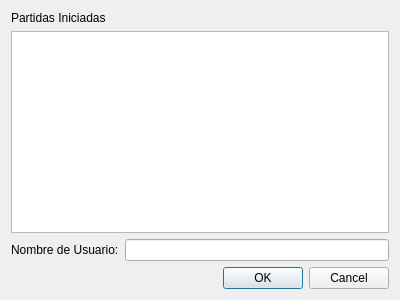
Above: qt_views/client_views/joinView.ui from facundotorraca/micromachines before the change. Below: the same form after it.
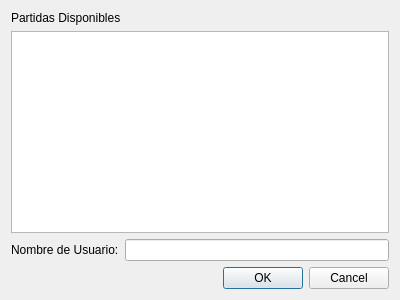
That is the form after the change.

Commit message: Add error label to joinView

What changed in the file:
```diff
--- a/qt_views/client_views/joinView.ui
+++ b/qt_views/client_views/joinView.ui
@@ -14,17 +14,7 @@
    <string>Dialog</string>
   </property>
   <layout class="QGridLayout" name="gridLayout">
-   <item row="0" column="0">
-    <widget class="QLabel" name="label">
-     <property name="text">
-      <string>Partidas Iniciadas</string>
-     </property>
-    </widget>
-   </item>
-   <item row="1" column="0">
-    <widget class="QListWidget" name="matchList"/>
-   </item>
-   <item row="3" column="0">
+   <item row="4" column="0">
     <widget class="QDialogButtonBox" name="btnBoxJoin">
      <property name="orientation">
       <enum>Qt::Horizontal</enum>
@@ -35,6 +25,9 @@
     </widget>
    </item>
    <item row="2" column="0">
+    <widget class="QListWidget" name="matchList"/>
+   </item>
+   <item row="3" column="0">
     <layout class="QHBoxLayout" name="horizontalLayout">
      <item>
       <widget class="QLabel" name="label_2">
@@ -51,6 +44,61 @@
      </item>
     </layout>
    </item>
+   <item row="0" column="0">
+    <layout class="QHBoxLayout" name="horizontalLayout_2">
+     <item>
+      <widget class="QLabel" name="label_3">
+       <property name="text">
+        <string>Partidas Disponibles</string>
+       </property>
+      </widget>
+     </item>
+     <item>
+      <widget class="QLabel" name="label">
+       <property name="palette">
+        <palette>
+         <active>
+          <colorrole role="WindowText">
+           <brush brushstyle="SolidPattern">
+            <color alpha="217">
+             <red>255</red>
+             <green>0</green>
+             <blue>0</blue>
+            </color>
+           </brush>
+          </colorrole>
+         </active>
+         <inactive>
+          <colorrole role="WindowText">
+           <brush brushstyle="SolidPattern">
+            <color alpha="217">
+             <red>255</red>
+             <green>0</green>
+             <blue>0</blue>
+            </color>
+           </brush>
+          </colorrole>
+         </inactive>
+         <disabled>
+          <colorrole role="WindowText">
+           <brush brushstyle="SolidPattern">
+            <color alpha="63">
+             <red>0</red>
+             <green>0</green>
+             <blue>0</blue>
+            </color>
+           </brush>
+          </colorrole>
+         </disabled>
+        </palette>
+       </property>
+       <property name="text">
+        <string/>
+       </property>
+      </widget>
+     </item>
+    </layout>
+   </item>
   </layout>
  </widget>
  <resources/>
```
The commit also changes 2 other files.
